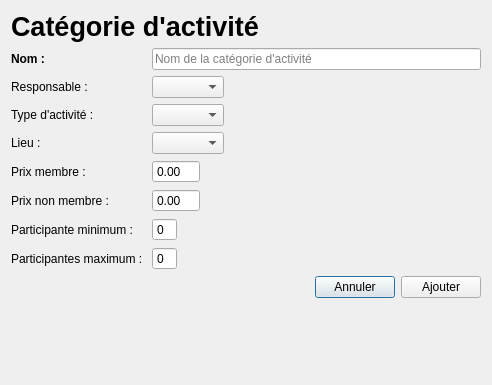
Qt form GUI/categorie_activite.ui (samueldrouin/PyGuide) before a commit.
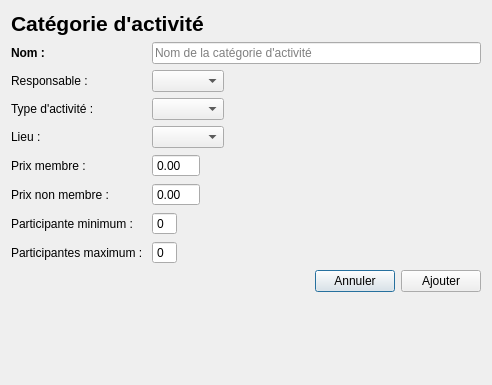
The same form after that commit.

```diff
--- a/GUI/categorie_activite.ui
+++ b/GUI/categorie_activite.ui
@@ -24,7 +24,7 @@
      </property>
      <property name="font">
       <font>
-       <pointsize>20</pointsize>
+       <pointsize>16</pointsize>
        <weight>75</weight>
        <bold>true</bold>
       </font>
```
